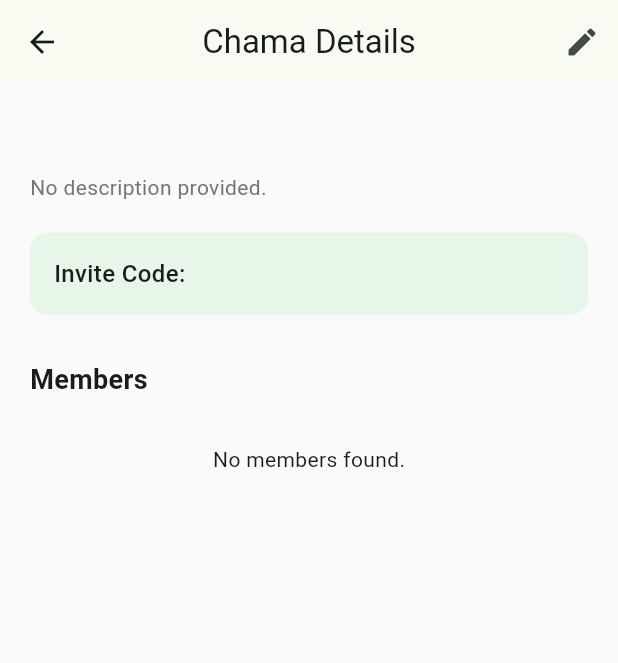
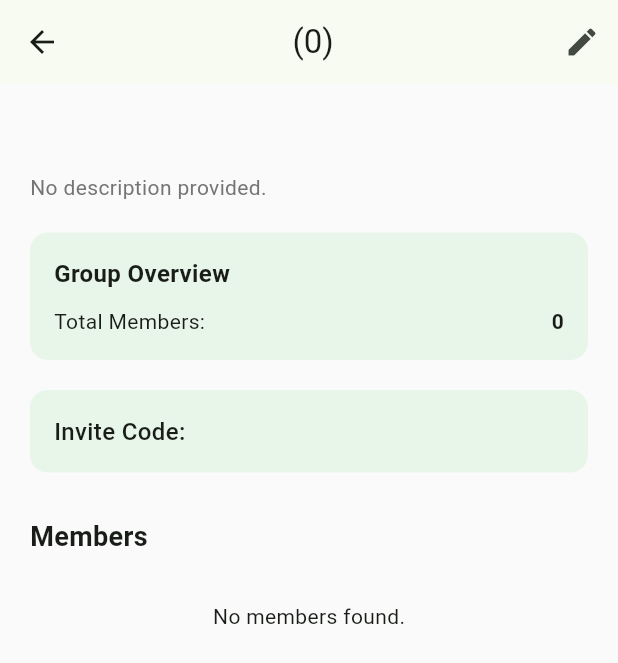
Before and after one commit to marierabill/chamawise-landing, a Flutter app: the GroupDetailScreen screen opened directly with empty values, on a phone screen of 412 x 824 dp. Shown: the top 663 px of the screen. Run offline on Flutter 3.47's test engine with Material 3 defaults, Android fonts, the phone set to English and light mode, and no system bars; our stand-ins replace cloud_firestore, firebase_auth, firebase_core, firebase_storage, flutter_riverpod, image_picker; accounts and stored records are empty.

Commit message:
Update group_detail_screen.dart
✅ Real-time member count
✅ Total members + summary
✅ “Leave Chama” option
✅ Dynamic app bar title
✅ Cleaner layout spacing
✅ Creator edit privileges (kept intact)

```diff
--- a/app/lib/features/chamas/presentation/group_detail_screen.dart
+++ b/app/lib/features/chamas/presentation/group_detail_screen.dart
@@ -2,7 +2,6 @@ import 'package:flutter/material.dart';
 import 'package:cloud_firestore/cloud_firestore.dart';
 import 'package:firebase_auth/firebase_auth.dart';
 import 'package:chamawise_app/features/chamas/presentation/edit_group_screen.dart';
-
 
 class GroupDetailScreen extends StatelessWidget {
   final String groupId;
@@ -12,12 +11,24 @@ class GroupDetailScreen extends StatelessWidget {
   @override
   Widget build(BuildContext context) {
     final groupRef = FirebaseFirestore.instance.collection('chamas').doc(groupId);
-
+    final currentUser = FirebaseAuth.instance.currentUser;
 
     return Scaffold(
       appBar: AppBar(
-		  title: const Text("Chama Details"),
         centerTitle: true,
+        // 🔹 Dynamic Chama Name + Member Count
+        title: StreamBuilder<DocumentSnapshot>(
+          stream: groupRef.snapshots(),
+          builder: (context, snapshot) {
+            if (!snapshot.hasData) {
+              return const Text("Chama Details");
+            }
+            final data = snapshot.data!.data() as Map<String, dynamic>? ?? {};
+            final name = data['name'] ?? 'Chama';
+            final members = List<String>.from(data['members'] ?? []);
+            return Text("$name (${members.length})");
+          },
+        ),
         actions: [
           StreamBuilder<DocumentSnapshot>(
             stream: groupRef.snapshots(),
@@ -64,13 +75,15 @@ class GroupDetailScreen extends StatelessWidget {
           final inviteCode = groupData['inviteCode'] ?? '';
           final description = groupData['description'] ?? '';
           final members = List<String>.from(groupData['members'] ?? []);
+          final creatorId = groupData['creatorId'];
+          final isCreator = creatorId == currentUser?.uid;
 
           return SingleChildScrollView(
             padding: const EdgeInsets.all(20),
             child: Column(
               crossAxisAlignment: CrossAxisAlignment.start,
               children: [
-                // 🔹 Group Info Section
+                // 🔹 Group Info
                 Text(
                   groupName,
                   style: const TextStyle(fontSize: 22, fontWeight: FontWeight.bold),
@@ -82,7 +95,36 @@ class GroupDetailScreen extends StatelessWidget {
                 ),
                 const SizedBox(height: 20),
 
-                // 🔹 Invite Code Section
+                // 🔹 Quick Stats
+                Container(
+                  padding: const EdgeInsets.all(16),
+                  decoration: BoxDecoration(
+                    color: Colors.green.shade50,
+                    borderRadius: BorderRadius.circular(12),
+                  ),
+                  child: Column(
+                    crossAxisAlignment: CrossAxisAlignment.start,
+                    children: [
+                      const Text(
+                        "Group Overview",
+                        style: TextStyle(fontSize: 16, fontWeight: FontWeight.w600),
+                      ),
+                      const SizedBox(height: 10),
+                      Row(
+                        mainAxisAlignment: MainAxisAlignment.spaceBetween,
+                        children: [
+                          const Text("Total Members:"),
+                          Text("${members.length}",
+                              style: const TextStyle(fontWeight: FontWeight.bold)),
+                        ],
+                      ),
+                    ],
+                  ),
+                ),
+
+                const SizedBox(height: 20),
+
+                // 🔹 Invite Code
                 Container(
                   padding: const EdgeInsets.all(16),
                   decoration: BoxDecoration(
@@ -103,7 +145,7 @@ class GroupDetailScreen extends StatelessWidget {
 
                 const SizedBox(height: 30),
 
-                // 🔹 Members List Section
+                // 🔹 Members List
                 const Text(
                   "Members",
                   style: TextStyle(fontSize: 18, fontWeight: FontWeight.w600),
@@ -155,6 +197,33 @@ class GroupDetailScreen extends StatelessWidget {
                     );
                   },
                 ),
+
+                const SizedBox(height: 30),
+
+                // 🔹 Leave Chama Button (non-creator only)
+                if (!isCreator)
+                  Center(
+                    child: ElevatedButton.icon(
+                      style: ElevatedButton.styleFrom(
+                        backgroundColor: Colors.redAccent,
+                        padding: const EdgeInsets.symmetric(horizontal: 30, vertical: 12),
+                      ),
+                      onPressed: () async {
+                        final userId = FirebaseAuth.instance.currentUser!.uid;
+                        await groupRef.update({
+                          'members': FieldValue.arrayRemove([userId])
+                        });
+
+                        ScaffoldMessenger.of(context).showSnackBar(
+                          const SnackBar(content: Text("You left the chama.")),
+                        );
+
+                        Navigator.pop(context);
+                      },
+                      icon: const Icon(Icons.exit_to_app),
+                      label: const Text("Leave Chama"),
+                    ),
+                  ),
               ],
             ),
           );
```
Lines whose indentation alone changed are shown as unchanged.
